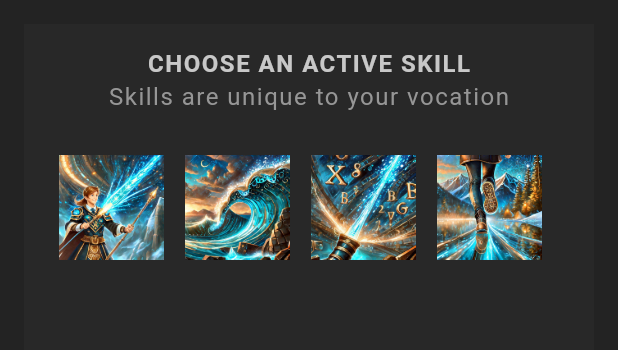
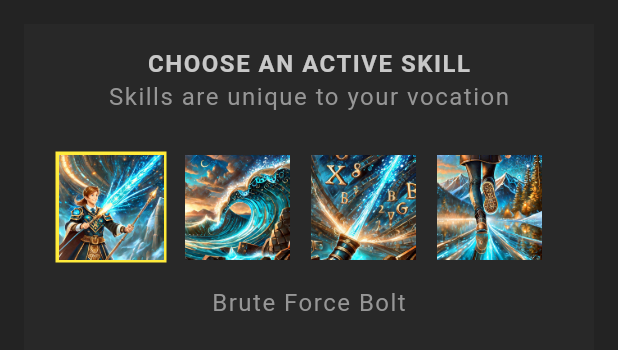
Before and after one commit to Lincxx/Fluuter_RPG, a Flutter app: the SkillList widget shown alone on an empty page, opened directly with sample values from the repository, on a phone screen of 412 x 824 dp. Shown: the top 350 px of the screen. Run offline on Flutter 3.47's test engine with Material 3 defaults, Android fonts, the phone set to English and light mode, and no system bars; our stand-ins replace google_fonts; Roboto replaces fonts that are missing (Kanit).

Commit message:
Selecting an Active Skill

```diff
--- a/lib/screens/profile/skill_list.dart
+++ b/lib/screens/profile/skill_list.dart
@@ -14,6 +14,7 @@ class SkillList extends StatefulWidget {
 
 class _SkillListState extends State<SkillList> {
   late List<Skill> availableSkills;
+  late Skill selectedSkill;
 
   //lifecyle initstate
   @override
@@ -21,6 +22,13 @@ class _SkillListState extends State<SkillList> {
     availableSkills = allSkills.where((skill) {
       return skill.vocation == widget.character.vocation;
     }).toList();
+
+    if (widget.character.skills.isEmpty) {
+      selectedSkill = availableSkills[0];
+    } else {
+      selectedSkill = widget.character.skills.first;
+    }
+
     super.initState();
   }
 
@@ -41,11 +49,22 @@ class _SkillListState extends State<SkillList> {
             Row(
               children: availableSkills.map((skill) {
                 return Container(
+                  color: skill == selectedSkill
+                      ? Colors.yellow
+                      : Colors.transparent,
                   margin: const EdgeInsets.all(5),
                   padding: const EdgeInsets.all(2),
-                  child: Image.asset(
-                    'assets/img/skills/${skill.image}',
-                    width: 70,
+                  child: GestureDetector(
+                    onTap: () {
+                      setState(() {
+                        widget.character.updateSkill(skill);
+                        selectedSkill = skill;
+                      });
+                    },
+                    child: Image.asset(
+                      'assets/img/skills/${skill.image}',
+                      width: 70,
+                    ),
                   ),
                 );
               }).toList(),
@@ -53,6 +72,7 @@ class _SkillListState extends State<SkillList> {
             const SizedBox(
               height: 10,
             ),
+            StyledText(selectedSkill.name),
           ],
         ),
       ),
```
